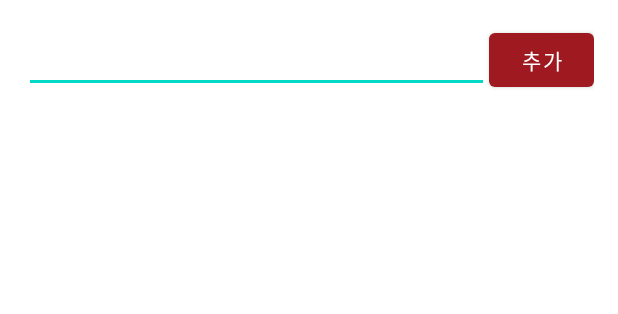
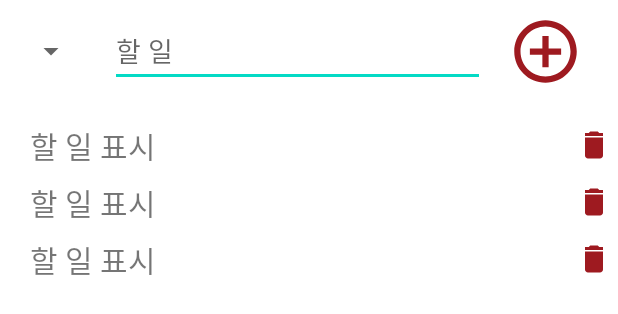
Before and after one commit to cje172/guru2-android-swuDoList, an Android app: the layout activity_edit_schedule.xml on its own in the app's theme, with its tools: preview values and no code run, on a phone screen of 412 x 824 dp. Shown: the top 314 px of the screen. Run offline under Robolectric (Android 15) with nearby library versions, the phone set to English and light mode, and no system bars.

Commit message:
일정 수정 창에서 필요한 파일 추가 및 수정

```diff
--- a/app/build.gradle
+++ b/app/build.gradle
@@ -1,6 +1,9 @@
 plugins {
     id 'com.android.application'
     id 'kotlin-android'
+
+    // itemView 사용하기 위한 코드 추가
+    id 'kotlin-android-extensions'
 }
 
 android {
--- /dev/null
+++ b/app/src/main/java/com/example/guru/Data.kt
@@ -0,0 +1,4 @@
+package com.example.guru
+
+class Data(var content : String) {
+}
--- /dev/null
+++ b/app/src/main/res/drawable/add_button.xml
@@ -0,0 +1,5 @@
+<vector android:height="24dp" android:tint="#9E1A20"
+    android:viewportHeight="24" android:viewportWidth="24"
+    android:width="24dp" xmlns:android="http://schemas.android.com/apk/res/android">
+    <path android:fillColor="@android:color/white" android:pathData="M13,7h-2v4L7,11v2h4v4h2v-4h4v-2h-4L13,7zM12,2C6.48,2 2,6.48 2,12s4.48,10 10,10 10,-4.48 10,-10S17.52,2 12,2zM12,20c-4.41,0 -8,-3.59 -8,-8s3.59,-8 8,-8 8,3.59 8,8 -3.59,8 -8,8z"/>
+</vector>
--- /dev/null
+++ b/app/src/main/res/drawable/delete_button.xml
@@ -0,0 +1,5 @@
+<vector android:height="24dp" android:tint="#9E1A20"
+    android:viewportHeight="24" android:viewportWidth="24"
+    android:width="24dp" xmlns:android="http://schemas.android.com/apk/res/android">
+    <path android:fillColor="@android:color/white" android:pathData="M6,19c0,1.1 0.9,2 2,2h8c1.1,0 2,-0.9 2,-2V7H6v12zM19,4h-3.5l-1,-1h-5l-1,1H5v2h14V4z"/>
+</vector>
--- a/app/src/main/res/layout/activity_edit_schedule.xml
+++ b/app/src/main/res/layout/activity_edit_schedule.xml
@@ -12,38 +12,43 @@
         android:layout_width="match_parent"
         android:layout_height="wrap_content"
         android:orientation="horizontal"
-        android:paddingTop="16dp"
-        android:paddingLeft="16dp"
-        android:paddingRight="16dp"
-        android:paddingBottom="8dp">
+        android:padding="10dp">
+
+        <Spinner
+            android:layout_width="wrap_content"
+            android:layout_height="match_parent"
+            android:spinnerMode="dropdown" />
 
         <EditText
             android:id="@+id/add_todo"
-            android:layout_width="310dp"
-            android:layout_height="wrap_content" />
+            android:layout_width="250dp"
+            android:layout_height="wrap_content"
+            android:hint="할 일"
+            android:layout_marginLeft="15dp"
+            android:layout_marginRight="15dp"/>
 
-        <Button
-            android:id="@+id/btn_add"
-            android:layout_width="match_parent"
-            android:layout_height="wrap_content"
-            android:text="추가" />
-
+        <ImageButton
+            android:layout_width="50dp"
+            android:layout_height="match_parent"
+            android:layout_gravity="center"
+            android:src="@drawable/add_button"
+            android:background="@color/white"
+            android:scaleType="centerCrop" />
     </LinearLayout>
 
     <ScrollView
         android:layout_width="match_parent"
         android:layout_height="match_parent">
 
-        <LinearLayout
+        <androidx.recyclerview.widget.RecyclerView
             android:layout_width="match_parent"
             android:layout_height="match_parent"
+            android:layout_margin="10dp"
             android:orientation="vertical"
-            android:id="@+id/todo_list"
-            android:paddingLeft="16dp"
-            android:paddingRight="16dp"
-            android:paddingTop="8dp"
-            android:paddingBottom="16dp">
-        </LinearLayout>
+            android:id="@+id/recyclerMemo"
+            app:layoutManager="androidx.recyclerview.widget.LinearLayoutManager"
+            tools:listitem="@layout/item_recycler">
+        </androidx.recyclerview.widget.RecyclerView>
 
     </ScrollView>
 
--- /dev/null
+++ b/app/src/main/res/layout/item_recycler.xml
@@ -0,0 +1,28 @@
+<?xml version="1.0" encoding="utf-8"?>
+<LinearLayout
+    xmlns:android="http://schemas.android.com/apk/res/android"
+    android:layout_width="match_parent"
+    android:layout_height="wrap_content"
+    android:orientation="horizontal">
+
+    <TextView
+        android:id="@+id/todoText"
+        android:layout_width="370dp"
+        android:layout_height="wrap_content"
+        android:gravity="center_vertical"
+        android:layout_marginTop="4dp"
+        android:layout_marginBottom="4dp"
+        android:layout_marginLeft="10dp"
+        android:textSize="20dp"
+        android:text="할 일 표시" />
+
+    <ImageButton
+        android:id="@+id/todoDelBtn"
+        android:layout_width="wrap_content"
+        android:layout_height="wrap_content"
+        android:layout_gravity="center"
+        android:src="@drawable/delete_button"
+        android:background="@color/white"
+        android:scaleType="centerCrop" />
+
+</LinearLayout>
```
Also changed, not shown: app/src/main/java/com/example/guru/EditScheduleAdapter.kt (added, +38 -0 lines), app/src/main/java/com/example/guru/SQLiteHelper.kt (added, +36 -0 lines).
